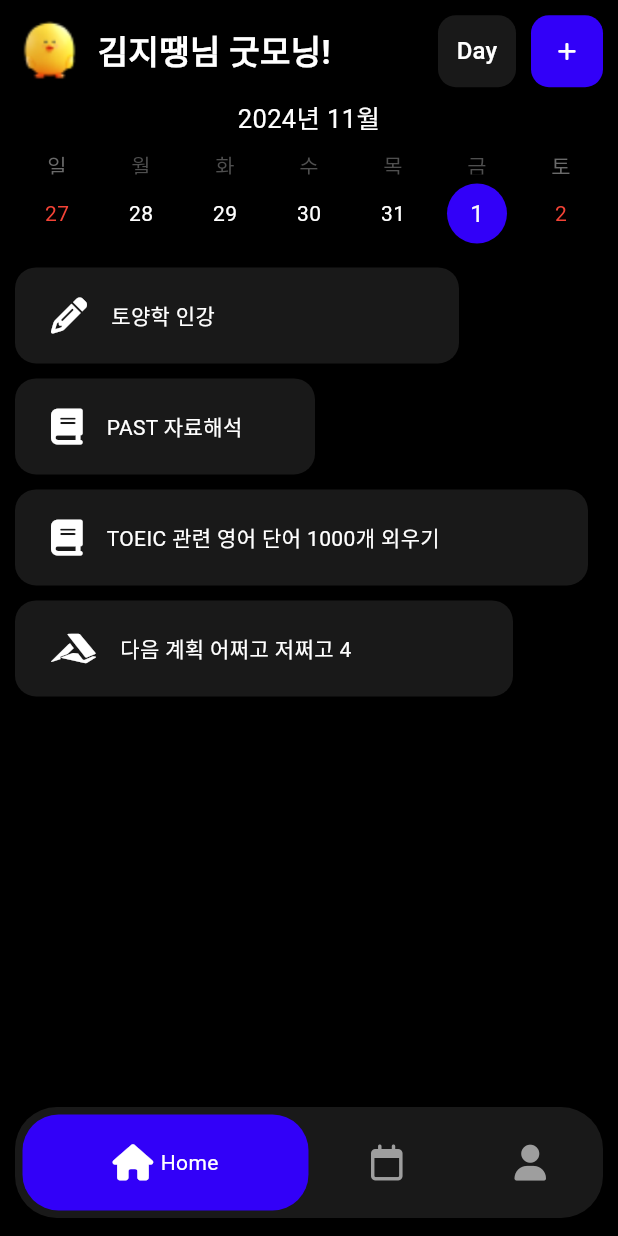
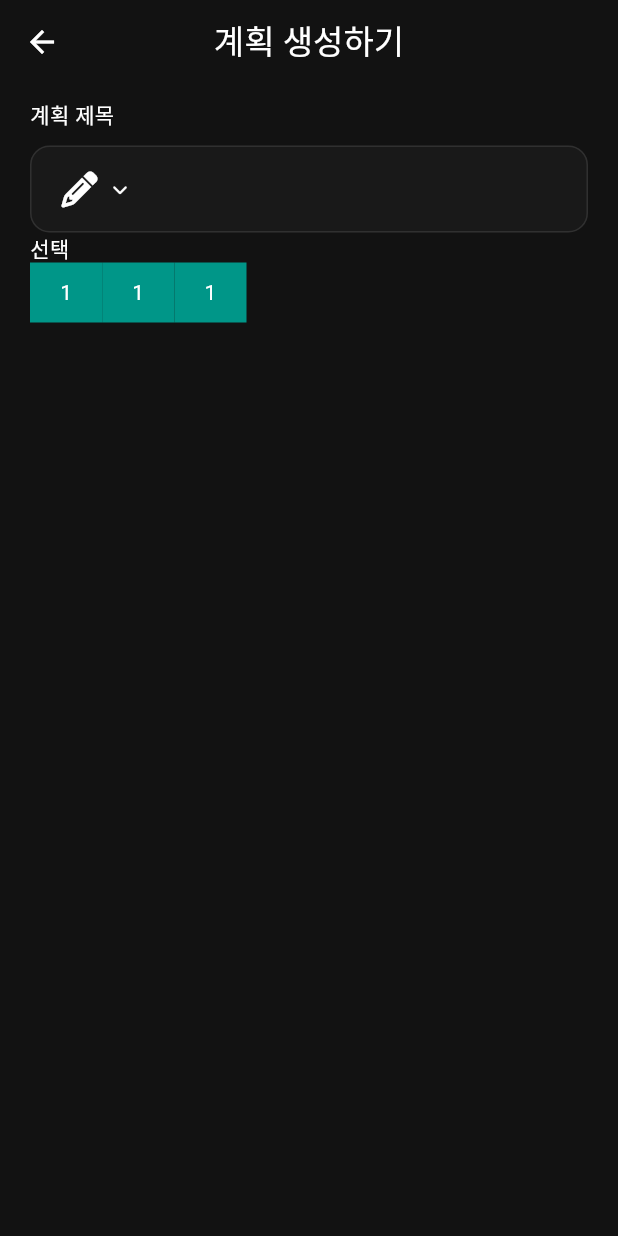
Before and after one commit to June222/gava, a Flutter app: the screen it shows after launch, after a tap on an icon or button, on a phone screen of 412 x 824 dp. Run offline on Flutter 3.47's test engine with Material 3 defaults, Android fonts, the phone set to English and light mode, and no system bars; drawn by our look-alikes of table_calendar; our stand-ins replace font_awesome_flutter.

Commit message:
feat: 마지막 커밋

```diff
--- a/lib/main.dart
+++ b/lib/main.dart
@@ -26,9 +26,6 @@
         ),
         appBarTheme: const AppBarTheme(
           backgroundColor: Colors.black,
-          titleTextStyle: TextStyle(
-            fontSize: 30,
-          ),
         ),
         textTheme: const TextTheme(
           bodyMedium: TextStyle(color: Colors.white),
--- /dev/null
+++ b/lib/navigation/add_plan_dialog.dart
@@ -0,0 +1,267 @@
+import 'package:flutter/material.dart';
+import 'package:font_awesome_flutter/font_awesome_flutter.dart';
+import 'package:gava/constants/gaps.dart';
+import 'package:gava/constants/sizes.dart';
+
+class AddPlanDialog extends StatefulWidget {
+  const AddPlanDialog({
+    super.key,
+  });
+
+  @override
+  State<AddPlanDialog> createState() => _AddPlanDialogState();
+}
+
+class _AddPlanDialogState extends State<AddPlanDialog> {
+  final double _spacing = Sizes.size40;
+
+  void _unfocus(PointerDownEvent event) => FocusScope.of(context).unfocus();
+
+  final int _selectedCategory = 0;
+  int _selectedIconIndex = 0;
+
+  void _onIconTap() async {
+    List<IconData?> returnData;
+
+    returnData = await showModalBottomSheet(
+        // backgroundColor: const Color(0xFF191919),
+        // barrierColor: Colors.black26,
+        // shape: const BeveledRectangleBorder(
+        //   side: BorderSide(),
+        //   borderRadius: BorderRadius.only(
+        //     topLeft: Radius.circular(10),
+        //     topRight: Radius.circular(10),
+        //   ),
+        // ),
+        elevation: 10,
+        context: context,
+        builder: (context) {
+          IconData? returnData;
+          return SizedBox(
+            height: MediaQuery.of(context).size.height / 2,
+            width: MediaQuery.of(context).size.width,
+            child: Column(
+              children: [
+                Container(
+                  margin: const EdgeInsets.symmetric(vertical: Sizes.size20),
+                  width: Sizes.size96,
+                  height: Sizes.size5,
+                  decoration: BoxDecoration(
+                    color: Colors.grey,
+                    borderRadius: BorderRadius.circular(Sizes.size16),
+                  ),
+                ),
+                Align(
+                  alignment: Alignment.centerLeft,
+                  child: Padding(
+                    padding: const EdgeInsets.symmetric(
+                      horizontal: Sizes.size20,
+                      vertical: Sizes.size12,
+                    ),
+                    child: Wrap(
+                      spacing: _spacing,
+                      runSpacing: Sizes.size12,
+                      children: [
+                        GestureDetector(
+                          onTap: () {
+                            _selectedIconIndex = 0;
+                            returnData = FontAwesomeIcons.pencil;
+                            setState(() {});
+                          },
+                          child: Container(
+                            decoration: BoxDecoration(
+                              border: Border.all(
+                                color: _selectedIconIndex == 0
+                                    ? Theme.of(context).primaryColor
+                                    : Colors.transparent,
+                              ),
+                            ),
+                            child: const FaIcon(
+                              FontAwesomeIcons.pencil,
+                              size: Sizes.size40,
+                            ),
+                          ),
+                        ),
+                        Container(
+                          child: const FaIcon(
+                            FontAwesomeIcons.paperclip,
+                            size: Sizes.size40,
+                          ),
+                        ),
+                        Container(
+                          child: const FaIcon(
+                            FontAwesomeIcons.book,
+                            size: Sizes.size40,
+                          ),
+                        ),
+                      ],
+                    ),
+                  ),
+                ),
+                Gaps.v10,
+                Align(
+                  alignment: Alignment.centerLeft,
+                  child: Padding(
+                    padding: const EdgeInsets.symmetric(
+                      horizontal: Sizes.size20,
+                      vertical: Sizes.size12,
+                    ),
+                    child: Wrap(
+                      spacing: _spacing,
+                      runSpacing: Sizes.size12,
+                      children: [
+                        Container(
+                          width: Sizes.size40,
+                          height: Sizes.size40,
+                          decoration: const BoxDecoration(
+                            color: Colors.grey,
+                            shape: BoxShape.circle,
+                          ),
+                        ),
+                        Container(
+                          width: Sizes.size40,
+                          height: Sizes.size40,
+                          decoration: const BoxDecoration(
+                            color: Colors.grey,
+                            shape: BoxShape.circle,
+                          ),
+                        ),
+                        Container(
+                          width: Sizes.size40,
+                          height: Sizes.size40,
+                          decoration: const BoxDecoration(
+                            color: Colors.grey,
+                            shape: BoxShape.circle,
+                          ),
+                        ),
+                        Container(
+                          width: Sizes.size40,
+                          height: Sizes.size40,
+                          decoration: const BoxDecoration(
+                            color: Colors.grey,
+                            shape: BoxShape.circle,
+                          ),
+                        ),
+                        Container(
+                          width: Sizes.size40,
+                          height: Sizes.size40,
+                          decoration: const BoxDecoration(
+                            color: Colors.grey,
+                            shape: BoxShape.circle,
+                          ),
+                        ),
+                      ],
+                    ),
+                  ),
+                ),
+                const Expanded(child: SizedBox()),
+                TextButton(
+                  onPressed: () {
+                    Navigator.pop(context, [returnData]);
+                  },
+                  style: ButtonStyle(
+                    backgroundColor: WidgetStatePropertyAll(
+                      Theme.of(context).primaryColor,
+                    ),
+                  ),
+                  child: const Text("확인"),
+                ),
+              ],
+            ),
+          );
+        });
+  }
+
+  @override
+  Widget build(BuildContext context) {
+    return Scaffold(
+      backgroundColor: const Color(0xFF121212),
+      appBar: AppBar(
+        backgroundColor: const Color(0xFF121212),
+        centerTitle: true,
+        title: const Text("계획 생성하기"),
+        // elevation: 1,
+      ),
+      body: SafeArea(
+        child: Padding(
+          padding: const EdgeInsets.symmetric(
+            horizontal: Sizes.size20,
+            vertical: Sizes.size10,
+          ),
+          child: Column(
+            crossAxisAlignment: CrossAxisAlignment.start,
+            children: [
+              const Text("계획 제목"),
+              Gaps.v10,
+              Container(
+                decoration: BoxDecoration(
+                  color: const Color(0xFF191919),
+                  border: Border.all(
+                    color: Colors.white10,
+                  ),
+                  borderRadius: BorderRadius.circular(13),
+                ),
+                child: TextField(
+                  onTapOutside: _unfocus,
+                  decoration: InputDecoration(
+                    icon: GestureDetector(
+                      onTap: _onIconTap,
+                      child: const Padding(
+                        padding: EdgeInsets.symmetric(horizontal: Sizes.size20),
+                        child: Row(
+                          mainAxisSize: MainAxisSize.min,
+                          children: [
+                            FaIcon(FontAwesomeIcons.pencil),
+                            Gaps.h10,
+                            FaIcon(
+                              FontAwesomeIcons.chevronDown,
+                              size: 10,
+                            )
+                          ],
+                        ),
+                      ),
+                    ),
+                    border:
+                        const OutlineInputBorder(borderSide: BorderSide.none),
+                  ),
+                ),
+              ),
+              const Text('선택'),
+              Row(
+                children: [
+                  Container(
+                      decoration: const BoxDecoration(
+                        color: Colors.teal,
+                      ),
+                      padding: const EdgeInsets.symmetric(
+                        vertical: Sizes.size10,
+                        horizontal: Sizes.size20,
+                      ),
+                      child: const Text("1")),
+                  Container(
+                      decoration: const BoxDecoration(
+                        color: Colors.teal,
+                      ),
+                      padding: const EdgeInsets.symmetric(
+                        vertical: Sizes.size10,
+                        horizontal: Sizes.size20,
+                      ),
+                      child: const Text("1")),
+                  Container(
+                      decoration: const BoxDecoration(
+                        color: Colors.teal,
+                      ),
+                      padding: const EdgeInsets.symmetric(
+                        vertical: Sizes.size10,
+                        horizontal: Sizes.size20,
+                      ),
+                      child: const Text("1")),
+                ],
+              )
+            ],
+          ),
+        ),
+      ),
+    );
+  }
+}
--- a/lib/navigation/home_screen.dart
+++ b/lib/navigation/home_screen.dart
@@ -5,6 +5,7 @@ import 'package:font_awesome_flutter/font_awesome_flutter.dart';
 import 'package:gava/constants/colors.dart';
 import 'package:gava/constants/gaps.dart';
 import 'package:gava/constants/sizes.dart';
+import 'package:gava/navigation/add_plan_dialog.dart';
 import 'package:table_calendar/table_calendar.dart';
 
 class HomeScreen extends StatefulWidget {
@@ -70,14 +71,24 @@ class _HomeScreenState extends State<HomeScreen> {
   ];
 
   void _addTodoTap() {
-    _notifications.add(
-      {
-        "todo": "다음 계획 어쩌고 저쩌고 ${_notifications.length + 1}",
-        "padding": Sizes.size60,
-        "icon": FontAwesomeIcons.accusoft,
-      },
+    // _notifications.add(
+    //   {
+    //     "todo": "다음 계획 어쩌고 저쩌고 ${_notifications.length + 1}",
+    //     "padding": Sizes.size60,
+    //     "icon": FontAwesomeIcons.accusoft,
+    //   },
+    // );
+    // setState(() {});
+
+    Navigator.push(
+      context,
+      MaterialPageRoute(builder: (context) => const AddPlanDialog()),
     );
-    setState(() {});
+
+    // showBottomSheet(
+    //   context: context,
+    //   builder: (context) => const AddPlanDialog(),
+    // );
   }
 
   void _onFormatChanged(CalendarFormat newFormat) {
@@ -233,6 +244,7 @@ class _HomeScreenState extends State<HomeScreen> {
 }
 
 
+
 // Positioned(
 //           bottom: 0,
 //           child: Column(
```
